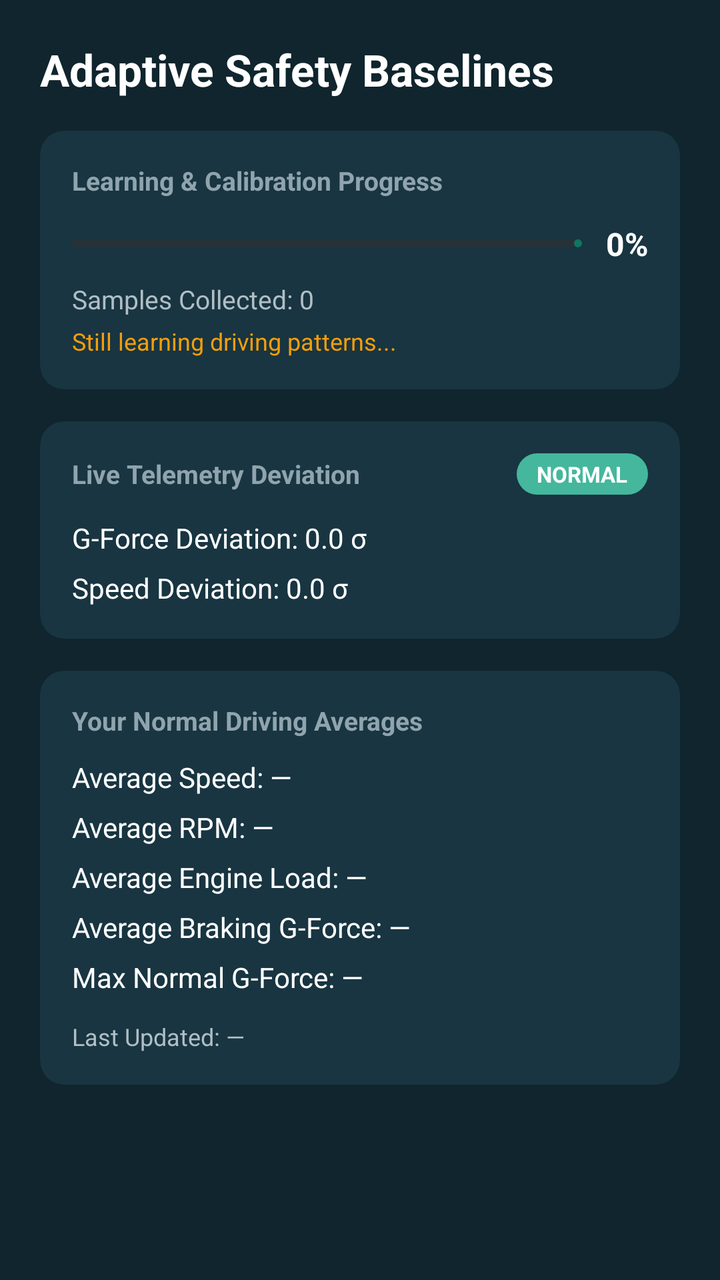
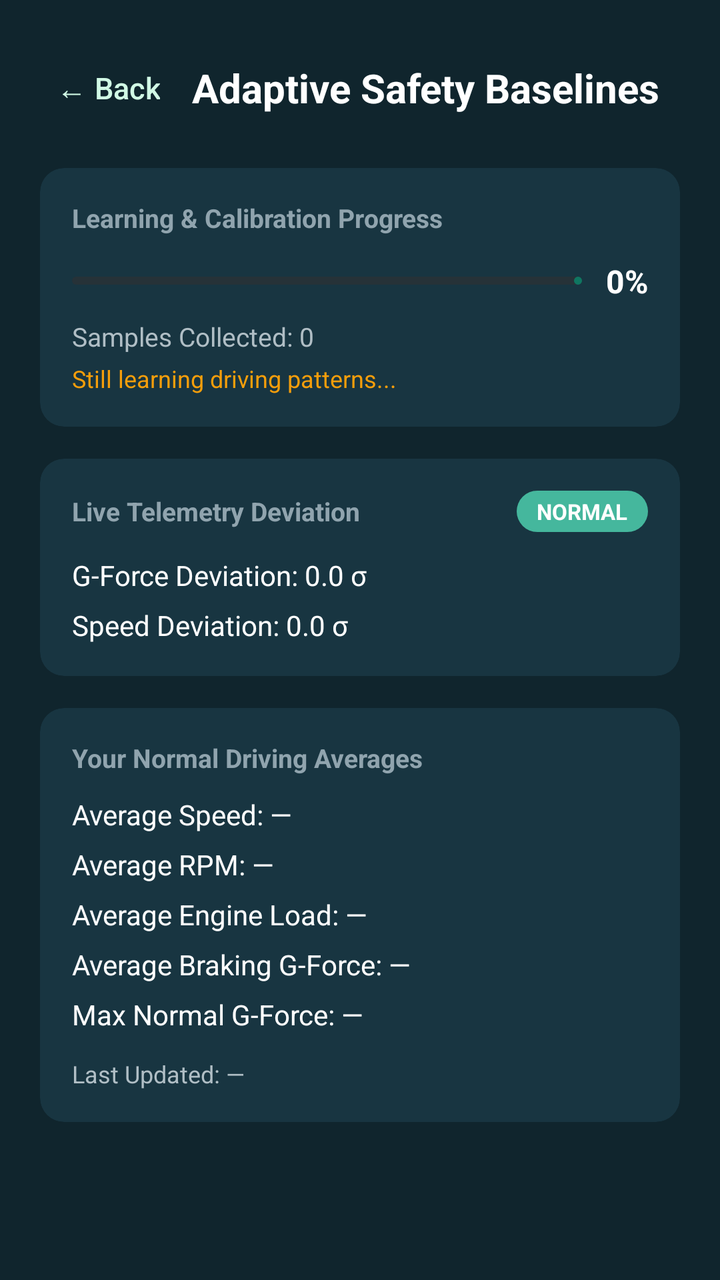

The first picture is an Android layout as it rendered before a commit; the second is the same layout after the commit. The layout source and the unified diff follow.
<!-- AndroidManifest.xml: application theme Theme.OKDrivers -->
<!-- res/layout/fragment_baseline_analytics.xml -->
<?xml version="1.0" encoding="utf-8"?>
<ScrollView xmlns:android="http://schemas.android.com/apk/res/android"
    xmlns:app="http://schemas.android.com/apk/res-auto"
    android:layout_width="match_parent"
    android:layout_height="match_parent"
    android:background="@color/ok_dark"
    android:fillViewport="true">

    <LinearLayout
        android:layout_width="match_parent"
        android:layout_height="wrap_content"
        android:orientation="vertical"
        android:padding="20dp">

        <TextView
            android:layout_width="match_parent"
            android:layout_height="wrap_content"
            android:text="Adaptive Safety Baselines"
            android:textColor="@android:color/white"
            android:textSize="22sp"
            android:textStyle="bold" />

        
        <com.google.android.material.card.MaterialCardView
            android:layout_width="match_parent"
            android:layout_height="wrap_content"
            android:layout_marginTop="16dp"
            app:cardBackgroundColor="@color/ok_dark_card"
            app:cardCornerRadius="12dp"
            app:cardElevation="0dp"
            app:strokeWidth="0dp">

            <LinearLayout
                android:layout_width="match_parent"
                android:layout_height="wrap_content"
                android:orientation="vertical"
                android:padding="16dp">

                <TextView
                    android:layout_width="match_parent"
                    android:layout_height="wrap_content"
                    android:text="Learning &amp; Calibration Progress"
                    android:textColor="#90A4AE"
                    android:textSize="13sp"
                    android:textStyle="bold" />

                <LinearLayout
                    android:layout_width="match_parent"
                    android:layout_height="wrap_content"
                    android:layout_marginTop="12dp"
                    android:gravity="center_vertical"
                    android:orientation="horizontal">

                    <com.google.android.material.progressindicator.LinearProgressIndicator
                        android:id="@+id/pbConfidence"
                        android:layout_width="0dp"
                        android:layout_height="8dp"
                        android:layout_weight="1"
                        android:progress="0"
                        app:indicatorColor="@color/ok_green"
                        app:trackColor="#263238"
                        app:trackCornerRadius="4dp" />

                    <TextView
                        android:id="@+id/tvConfidencePercentage"
                        android:layout_width="wrap_content"
                        android:layout_height="wrap_content"
                        android:layout_marginStart="12dp"
                        android:text="0%"
                        android:textColor="@android:color/white"
                        android:textSize="16sp"
                        android:textStyle="bold" />
                </LinearLayout>

                <TextView
                    android:id="@+id/tvSampleCount"
                    android:layout_width="match_parent"
                    android:layout_height="wrap_content"
                    android:layout_marginTop="8dp"
                    android:text="Samples Collected: 0"
                    android:textColor="#B0BEC5"
                    android:textSize="13sp" />

                <TextView
                    android:id="@+id/tvLearningStatus"
                    android:layout_width="match_parent"
                    android:layout_height="wrap_content"
                    android:layout_marginTop="4dp"
                    android:text="Still learning driving patterns..."
                    android:textColor="@color/ok_orange"
                    android:textSize="12sp" />

            </LinearLayout>
        </com.google.android.material.card.MaterialCardView>

        
        <com.google.android.material.card.MaterialCardView
            android:layout_width="match_parent"
            android:layout_height="wrap_content"
            android:layout_marginTop="16dp"
            app:cardBackgroundColor="@color/ok_dark_card"
            app:cardCornerRadius="12dp"
            app:cardElevation="0dp"
            app:strokeWidth="0dp">

            <LinearLayout
                android:layout_width="match_parent"
                android:layout_height="wrap_content"
                android:orientation="vertical"
                android:padding="16dp">

                <LinearLayout
                    android:layout_width="match_parent"
                    android:layout_height="wrap_content"
                    android:gravity="center_vertical"
                    android:orientation="horizontal">

                    <TextView
                        android:layout_width="0dp"
                        android:layout_height="wrap_content"
                        android:layout_weight="1"
                        android:text="Live Telemetry Deviation"
                        android:textColor="#90A4AE"
                        android:textSize="13sp"
                        android:textStyle="bold" />

                    <TextView
                        android:id="@+id/tvDeviationBadge"
                        android:layout_width="wrap_content"
                        android:layout_height="wrap_content"
                        android:background="@drawable/home_status_icon"
                        android:paddingHorizontal="10dp"
                        android:paddingVertical="3dp"
                        android:text="NORMAL"
                        android:textColor="@android:color/white"
                        android:textSize="11sp"
                        android:textStyle="bold" />
                </LinearLayout>

                <TextView
                    android:id="@+id/tvGForceZScore"
                    android:layout_width="match_parent"
                    android:layout_height="wrap_content"
                    android:layout_marginTop="12dp"
                    android:text="G-Force Deviation: 0.0 σ"
                    android:textColor="@android:color/white"
                    android:textSize="14sp" />

                <TextView
                    android:id="@+id/tvSpeedZScore"
                    android:layout_width="match_parent"
                    android:layout_height="wrap_content"
                    android:layout_marginTop="6dp"
                    android:text="Speed Deviation: 0.0 σ"
                    android:textColor="@android:color/white"
                    android:textSize="14sp" />

            </LinearLayout>
        </com.google.android.material.card.MaterialCardView>

        
        <com.google.android.material.card.MaterialCardView
            android:layout_width="match_parent"
            android:layout_height="wrap_content"
            android:layout_marginTop="16dp"
            app:cardBackgroundColor="@color/ok_dark_card"
            app:cardCornerRadius="12dp"
            app:cardElevation="0dp"
            app:strokeWidth="0dp">

            <LinearLayout
                android:layout_width="match_parent"
                android:layout_height="wrap_content"
                android:orientation="vertical"
                android:padding="16dp">

                <TextView
                    android:layout_width="match_parent"
                    android:layout_height="wrap_content"
                    android:text="Your Normal Driving Averages"
                    android:textColor="#90A4AE"
                    android:textSize="13sp"
                    android:textStyle="bold" />

                <TextView
                    android:id="@+id/tvAverageSpeed"
                    android:layout_width="match_parent"
                    android:layout_height="wrap_content"
                    android:layout_marginTop="10dp"
                    android:text="Average Speed: —"
                    android:textColor="@android:color/white"
                    android:textSize="14sp" />

                <TextView
                    android:id="@+id/tvAverageRpm"
                    android:layout_width="match_parent"
                    android:layout_height="wrap_content"
                    android:layout_marginTop="6dp"
                    android:text="Average RPM: —"
                    android:textColor="@android:color/white"
                    android:textSize="14sp" />

                <TextView
                    android:id="@+id/tvAverageEngineLoad"
                    android:layout_width="match_parent"
                    android:layout_height="wrap_content"
                    android:layout_marginTop="6dp"
                    android:text="Average Engine Load: —"
                    android:textColor="@android:color/white"
                    android:textSize="14sp" />

                <TextView
                    android:id="@+id/tvAverageBrakingG"
                    android:layout_width="match_parent"
                    android:layout_height="wrap_content"
                    android:layout_marginTop="6dp"
                    android:text="Average Braking G-Force: —"
                    android:textColor="@android:color/white"
                    android:textSize="14sp" />

                <TextView
                    android:id="@+id/tvMaxNormalG"
                    android:layout_width="match_parent"
                    android:layout_height="wrap_content"
                    android:layout_marginTop="6dp"
                    android:text="Max Normal G-Force: —"
                    android:textColor="@android:color/white"
                    android:textSize="14sp" />

                <TextView
                    android:id="@+id/tvLastUpdated"
                    android:layout_width="match_parent"
                    android:layout_height="wrap_content"
                    android:layout_marginTop="12dp"
                    android:text="Last Updated: —"
                    android:textColor="#B0BEC5"
                    android:textSize="12sp" />

            </LinearLayout>
        </com.google.android.material.card.MaterialCardView>

    </LinearLayout>
</ScrollView>
<!-- resources referenced by this layout -->
<resources>
  <color name="ok_dark">#10252D</color>
  <color name="ok_dark_card">#183541</color>
  <color name="ok_green">#0F7661</color>
  <color name="ok_orange">#F59E0B</color>
  <!-- drawable home_status_icon (drawable) -->
  <?xml version="1.0" encoding="utf-8"?>
  <shape xmlns:android="http://schemas.android.com/apk/res/android">
      <corners android:radius="50dp"/>
      <solid android:color="#45B79D"/>
  </shape>
  <style name="Theme.OKDrivers" parent="Base.Theme.OKDrivers" />
  <style name="Base.Theme.OKDrivers" parent="Theme.Material3.DayNight.NoActionBar">
          
          
      </style>
</resources>

<!-- the commit's change to res/layout/fragment_baseline_analytics.xml (unified diff, before → after) -->
@@ -12,13 +12,33 @@
         android:orientation="vertical"
         android:padding="20dp">
 
-        <TextView
-            android:layout_width="match_parent"
-            android:layout_height="wrap_content"
-            android:text="Adaptive Safety Baselines"
-            android:textColor="@android:color/white"
-            android:textSize="22sp"
-            android:textStyle="bold" />
+        <LinearLayout
+            android:layout_width="match_parent"
+            android:layout_height="wrap_content"
+            android:gravity="center_vertical"
+            android:orientation="horizontal">
+
+            <com.google.android.material.button.MaterialButton
+                android:id="@+id/btnBack"
+                style="@style/Widget.Material3.Button.TextButton"
+                android:layout_width="wrap_content"
+                android:layout_height="wrap_content"
+                android:minWidth="0dp"
+                android:paddingHorizontal="8dp"
+                android:text="← Back"
+                android:textColor="@color/ok_green_light"
+                android:textSize="15sp" />
+
+            <TextView
+                android:layout_width="0dp"
+                android:layout_height="wrap_content"
+                android:layout_marginStart="8dp"
+                android:layout_weight="1"
+                android:text="Adaptive Safety Baselines"
+                android:textColor="@android:color/white"
+                android:textSize="20sp"
+                android:textStyle="bold" />
+        </LinearLayout>
 
         
         <com.google.android.material.card.MaterialCardView
<!-- resource entries referenced after the edit -->
@@ -3,6 +3,7 @@
   <color name="ok_dark">#10252D</color>
   <color name="ok_dark_card">#183541</color>
   <color name="ok_green">#0F7661</color>
+  <color name="ok_green_light">#D1FAE5</color>
   <color name="ok_orange">#F59E0B</color>
   <!-- drawable home_status_icon (drawable) -->
   <?xml version="1.0" encoding="utf-8"?>
